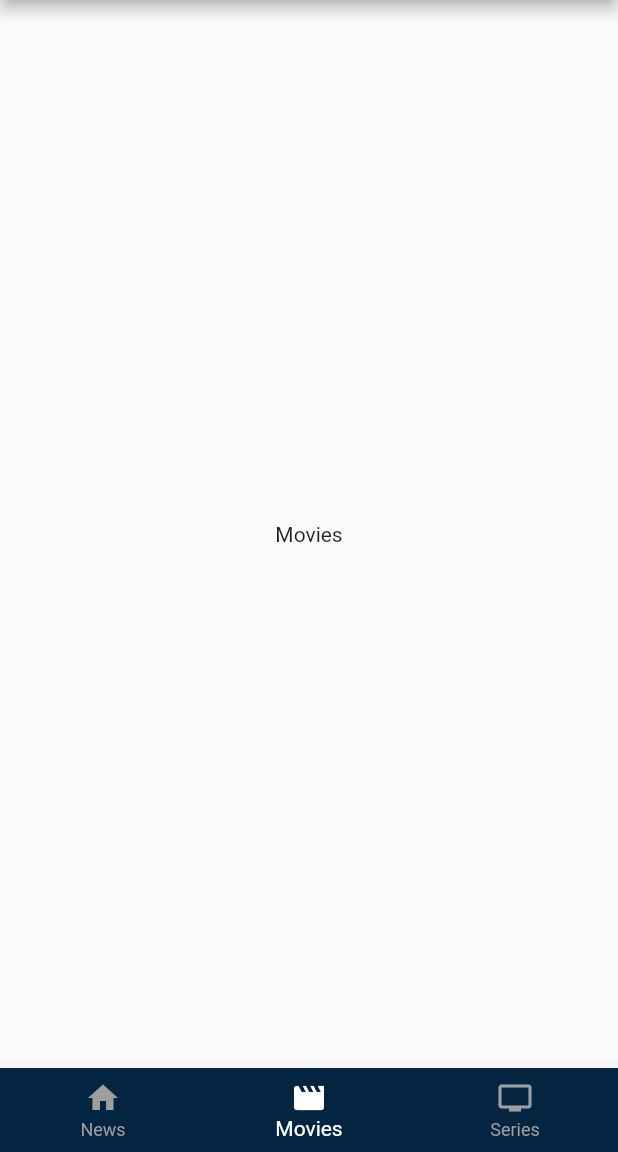
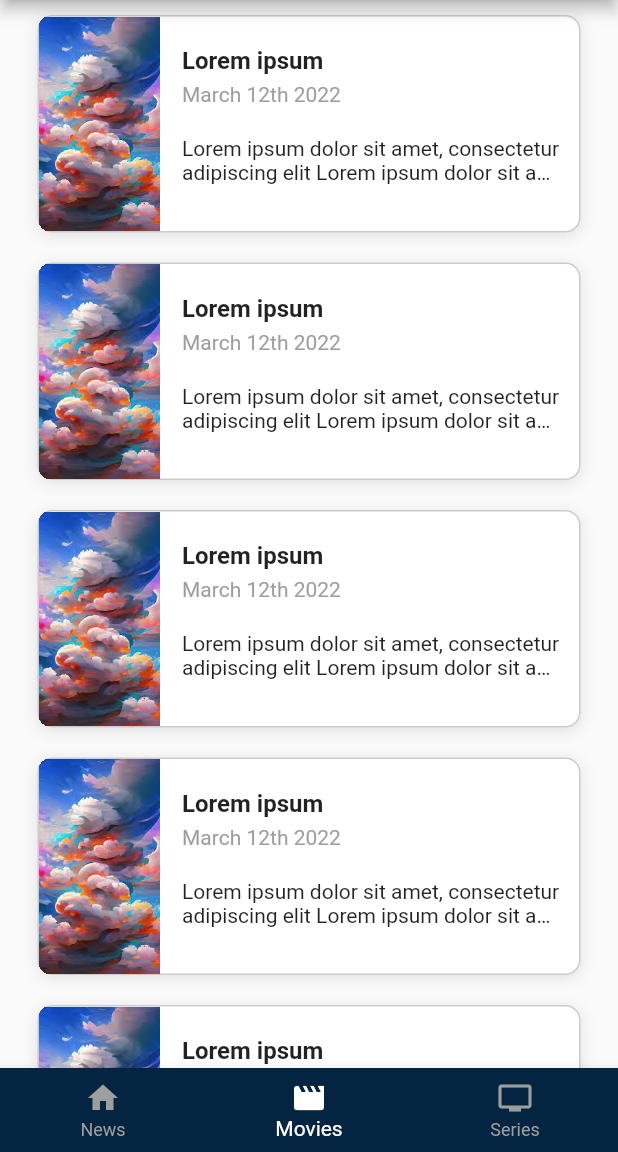
Before and after one commit to ElizavetaKubik/the-movie-db, a Flutter app: the MainScreenWidget screen opened by its route, item 2 of the bottom bar chosen, on a phone screen of 412 x 824 dp, the part 84-1236 px from its top. Run offline on Flutter 3.47's test engine with Material 2 defaults, Android fonts, the phone set to English and light mode, and no system bars.

Commit message:
movie_list_widget

```diff
--- /dev/null
+++ b/lib/resources/app_images.dart
@@ -0,0 +1,7 @@
+part of 'resources.dart';
+
+class AppImages {
+  AppImages._();
+
+  static const String temp = 'images/temp.jpg';
+}
--- /dev/null
+++ b/lib/resources/resources.dart
@@ -0,0 +1 @@
+part 'app_images.dart';
--- a/lib/widgets/auth/auth_widget.dart
+++ b/lib/widgets/auth/auth_widget.dart
@@ -118,6 +118,7 @@ class __FormWidgetState extends State<_FormWidget> {
         TextField(
           decoration: AppTextFieldStyle.textFieldStyle,
           controller: _loginTextController,
+          textInputAction: TextInputAction.next,
         ),
         const SizedBox(height: 20),
         const Text(
@@ -126,8 +127,11 @@ class __FormWidgetState extends State<_FormWidget> {
         ),
         const SizedBox(height: 5),
         TextField(
+          textInputAction: TextInputAction.done,
           decoration: AppTextFieldStyle.textFieldStyle,
           obscureText: true,
+          autocorrect: false,
+          enableSuggestions: false,
           controller: _passordTextController,
         ),
         const SizedBox(height: 10),
--- a/lib/widgets/main_screen/main_screen_widget.dart
+++ b/lib/widgets/main_screen/main_screen_widget.dart
@@ -1,4 +1,5 @@
 import 'package:flutter/material.dart';
+import 'package:the_movie_db/widgets/movie_list/movie_list_widget.dart';
 
 class MainScreenWidget extends StatefulWidget {
   const MainScreenWidget({super.key});
@@ -12,7 +13,7 @@ class _MainScreenWidgetState extends State<MainScreenWidget> {
 
   static const List<Widget> _widgetOptions = <Widget>[
     Text('News'),
-    Text('Movies'),
+    MovieListWidget(),
     Text('Series'),
   ];
 
--- /dev/null
+++ b/lib/widgets/movie_list/movie_list_widget.dart
@@ -0,0 +1,82 @@
+import 'package:flutter/material.dart';
+import 'package:the_movie_db/Theme/styles.dart';
+import 'package:the_movie_db/resources/resources.dart';
+
+class MovieListWidget extends StatelessWidget {
+  const MovieListWidget({super.key});
+
+  @override
+  Widget build(BuildContext context) {
+    return ListView.builder(
+        itemCount: 10,
+        itemExtent: 165,
+        itemBuilder: (BuildContext context, int index) {
+          return Padding(
+            padding: const EdgeInsets.symmetric(horizontal: 25, vertical: 10),
+            child: Stack(
+              children: [
+                Container(
+                  decoration: BoxDecoration(
+                    color: Colors.white,
+                    border: Border.all(color: Colors.black.withOpacity(0.2)),
+                    borderRadius: const BorderRadius.all(Radius.circular(10)),
+                    boxShadow: [
+                      BoxShadow(
+                        color: Colors.black.withOpacity(0.1),
+                        blurRadius: 8,
+                        offset: const Offset(0, 2),
+                      ),
+                    ],
+                  ),
+                  clipBehavior: Clip.hardEdge,
+                  child: Row(
+                    children: [
+                      Image(image: AssetImage(AppImages.temp)),
+                      const SizedBox(width: 15),
+                      Expanded(
+                        child: Column(
+                          crossAxisAlignment: CrossAxisAlignment.start,
+                          children: const [
+                            SizedBox(height: 20),
+                            Text(
+                              'Lorem ipsum',
+                              style: TextStyle(
+                                  fontWeight: FontWeight.bold, fontSize: 16),
+                              maxLines: 1,
+                              overflow: TextOverflow.ellipsis,
+                            ),
+                            SizedBox(height: 5),
+                            Text(
+                              'March 12th 2022',
+                              style: TextStyle(color: Colors.grey),
+                              maxLines: 1,
+                              overflow: TextOverflow.ellipsis,
+                            ),
+                            SizedBox(height: 20),
+                            Text(
+                              'Lorem ipsum dolor sit amet, consectetur adipiscing elit Lorem ipsum dolor sit amet, consectetur adipiscing elit',
+                              maxLines: 2,
+                              overflow: TextOverflow.ellipsis,
+                            ),
+                          ],
+                        ),
+                      ),
+                      const SizedBox(width: 10),
+                    ],
+                  ),
+                ),
+                Material(
+                  color: Colors.transparent,
+                  child: InkWell(
+                    borderRadius: const BorderRadius.all(Radius.circular(10)),
+                    onTap: () {
+                      print('kjkj');
+                    },
+                  ),
+                ),
+              ],
+            ),
+          );
+        });
+  }
+}
--- /dev/null
+++ b/spider.yaml
@@ -0,0 +1,35 @@
+# Generated by Spider
+# For more info on configuration, visit https://birjuvachhani.github.io/spider/grouping/
+# Generates unit tests to verify that the assets exists in assets directory
+generate_tests: false
+
+# Use this to remove vcs noise created by the `generated` comments in dart code
+no_comments: true
+
+# Exports all the generated file as the one library
+export: true
+
+# This allows you to import all the generated references with 1 single import!
+use_part_of: true
+
+# Generates a variable that contains a list of all asset values.
+use_references_list: false
+
+# Generates files with given ignore rules for file.
+# ignored_rules:
+#   - public_member_api_docs
+
+# Generates dart font family references for fonts specified in pubspec.yaml
+# fonts: true
+# -------- OR --------
+# fonts:
+#   class_name: MyFonts
+#   file_name: my_fonts
+
+# Location where all the generated references will be stored
+package: resources
+
+groups:
+  - path: images
+    class_name: AppImages
+    types: [.png, .jpg, .jpeg, .webp, .webm, .bmp]
```
Also changed, not shown: pubspec.yaml (+5 -2 lines), images/temp.jpg (added).
